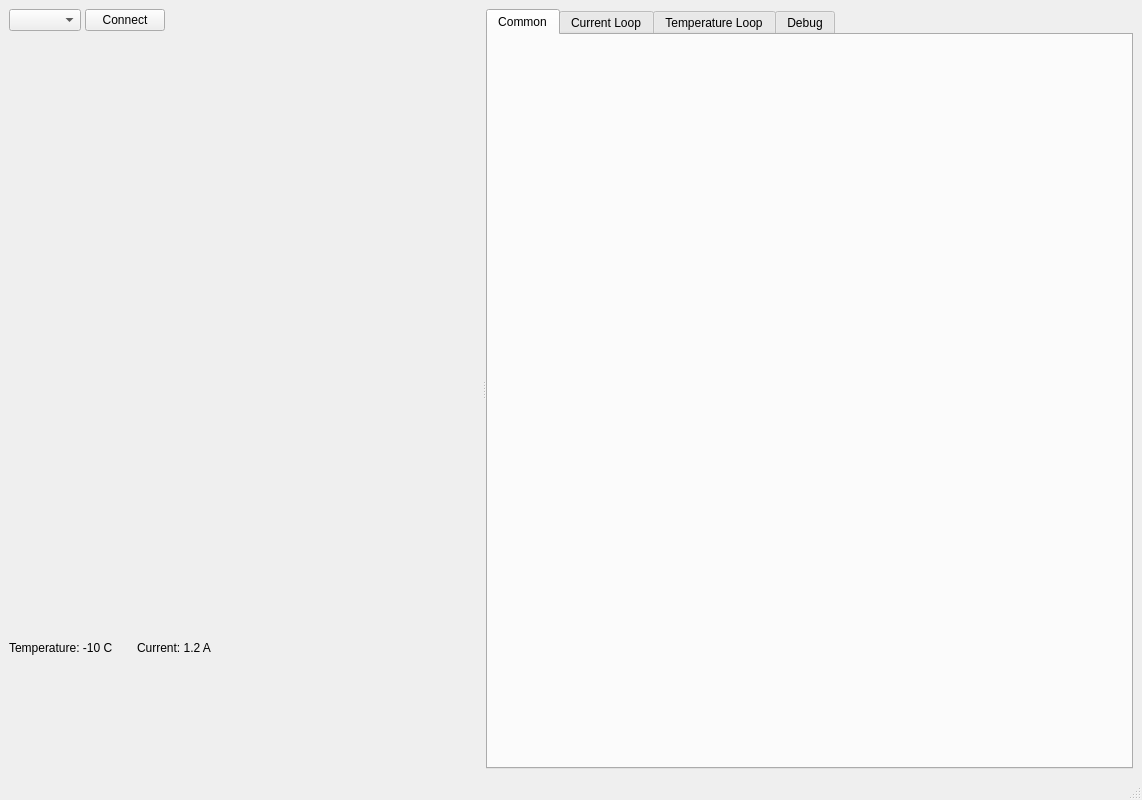
Qt form mainwindow.ui (glavmonter/QPeltierUI) before a commit.
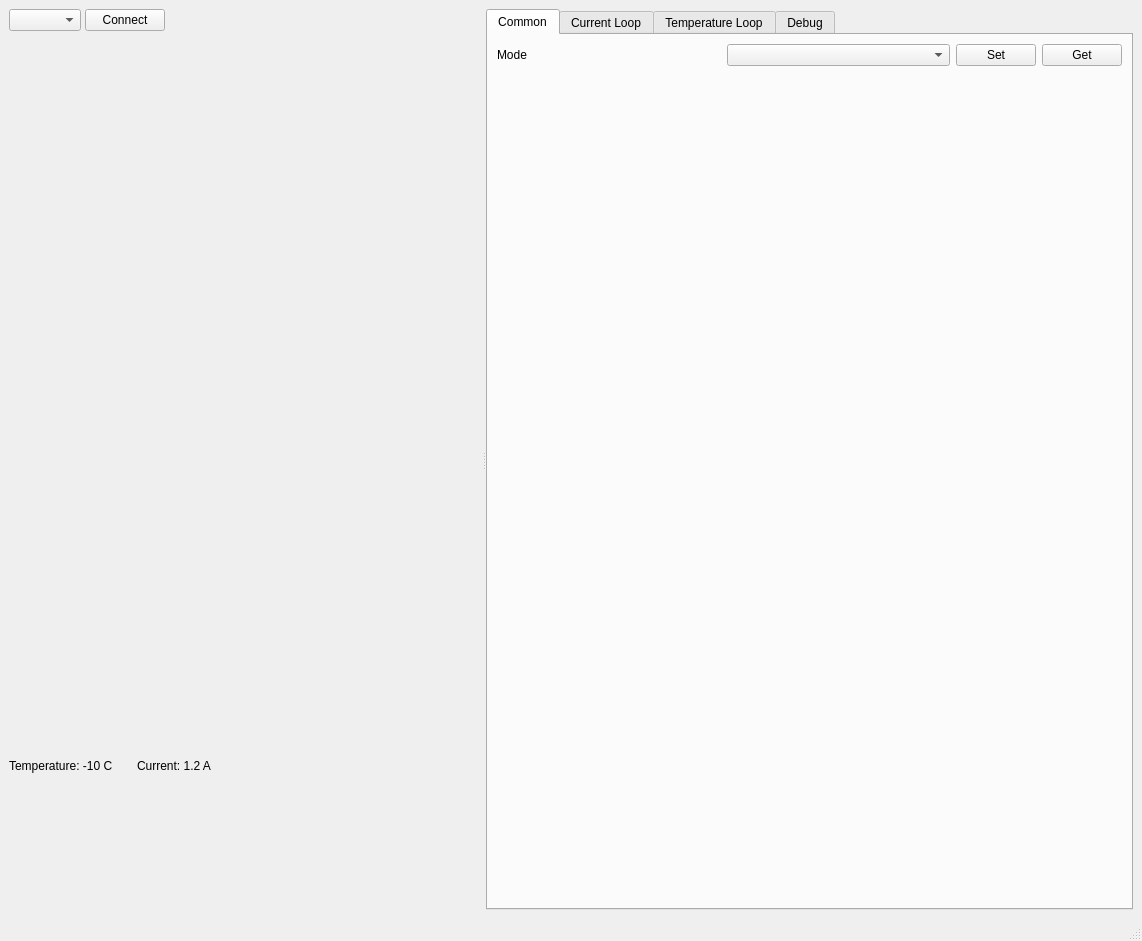
The same form after that commit. The open tabs and pages were chosen to show the change. Custom widgets are drawn as their Qt base class.

Commit message: GUI показывает адекватно

```diff
--- a/mainwindow.ui
+++ b/mainwindow.ui
@@ -7,7 +7,7 @@
     <x>0</x>
     <y>0</y>
     <width>1142</width>
-    <height>800</height>
+    <height>941</height>
    </rect>
   </property>
   <property name="windowTitle">
@@ -140,6 +140,61 @@
         <attribute name="title">
          <string>Common</string>
         </attribute>
+        <layout class="QVBoxLayout" name="verticalLayout_4">
+         <item>
+          <layout class="QHBoxLayout" name="horizontalLayout_4">
+           <item>
+            <widget class="QLabel" name="lblWorkMode">
+             <property name="text">
+              <string>Mode</string>
+             </property>
+            </widget>
+           </item>
+           <item>
+            <widget class="QComboBox" name="cmbWorkMode"/>
+           </item>
+           <item>
+            <widget class="QPushButton" name="btnWorkModeSet">
+             <property name="sizePolicy">
+              <sizepolicy hsizetype="Fixed" vsizetype="Fixed">
+               <horstretch>0</horstretch>
+               <verstretch>0</verstretch>
+              </sizepolicy>
+             </property>
+             <property name="text">
+              <string>Set</string>
+             </property>
+            </widget>
+           </item>
+           <item>
+            <widget class="QPushButton" name="btnWorkModeGet">
+             <property name="sizePolicy">
+              <sizepolicy hsizetype="Fixed" vsizetype="Fixed">
+               <horstretch>0</horstretch>
+               <verstretch>0</verstretch>
+              </sizepolicy>
+             </property>
+             <property name="text">
+              <string>Get</string>
+             </property>
+            </widget>
+           </item>
+          </layout>
+         </item>
+         <item>
+          <spacer name="verticalSpacer_2">
+           <property name="orientation">
+            <enum>Qt::Orientation::Vertical</enum>
+           </property>
+           <property name="sizeHint" stdset="0">
+            <size>
+             <width>20</width>
+             <height>646</height>
+            </size>
+           </property>
+          </spacer>
+         </item>
+        </layout>
        </widget>
        <widget class="QWidget" name="tabPageCurrent">
         <attribute name="title">
```
Left out of the diff: 13 changed lines with no effect on the pictures. The commit also changes 4 other files.
